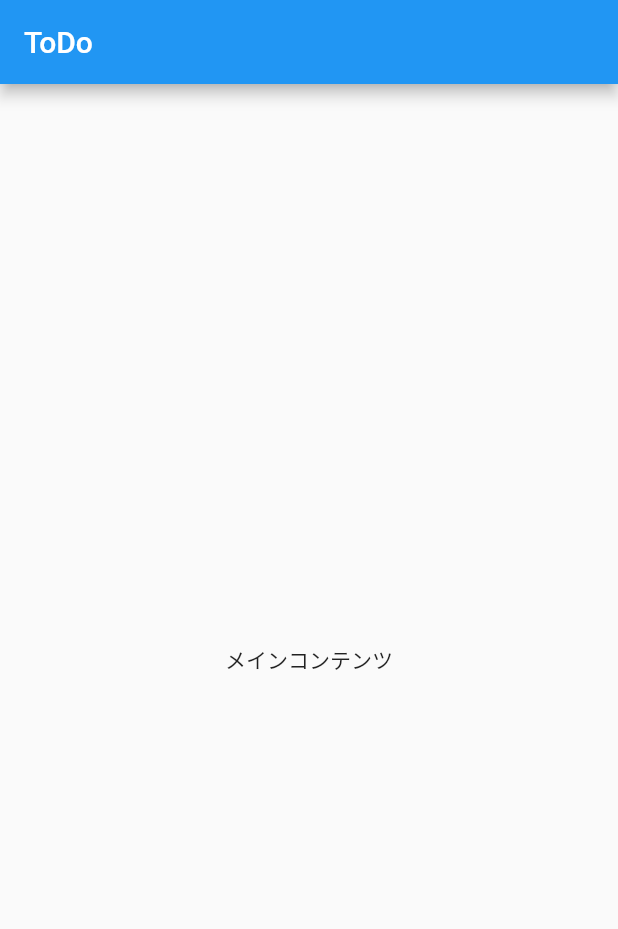
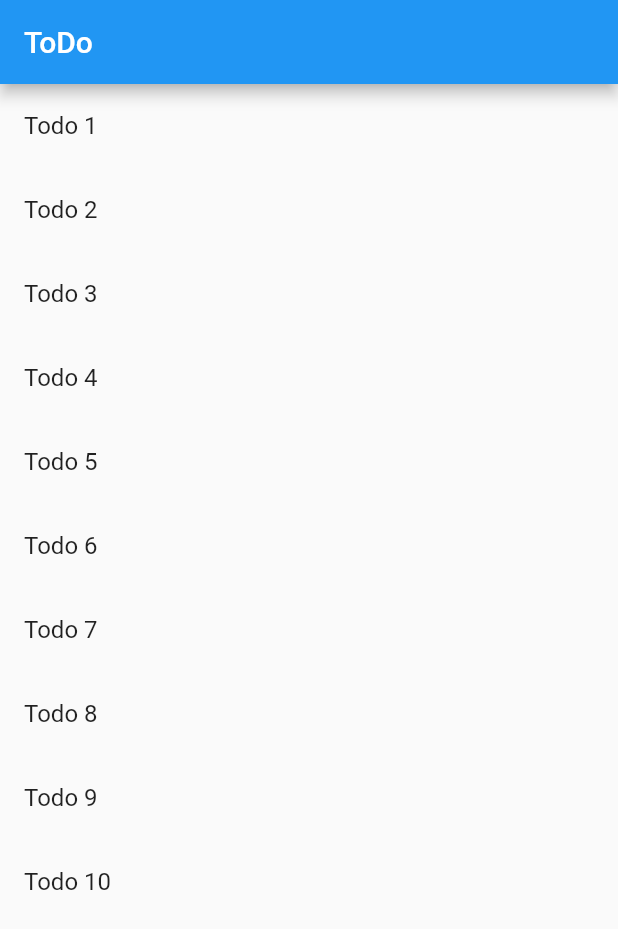
Before and after one commit to HeRoMo/flutter_practice, a Flutter app: the screen it shows after launch, on a phone screen of 412 x 824 dp. Shown: the top 929 px of the screen. Run offline on Flutter 3.47's test engine with Material 2 defaults, Android fonts, the phone set to English and light mode, and no system bars.

Commit message:
display Todo list

```diff
--- a/lib/main.dart
+++ b/lib/main.dart
@@ -20,12 +20,22 @@ class HomeScreen extends StatelessWidget {
 
   @override
   Widget build(BuildContext context) {
+    // 仮のデータスタブ
+    final todos = List.generate(
+      10,
+      (index) => 'Todo ${index + 1}',
+    );
+
     return Scaffold(
-        appBar: AppBar(
-          title: const Text('ToDo'),
+      appBar: AppBar(
+        title: const Text('ToDo'),
+      ),
+      body: ListView.builder(
+        itemBuilder: (context, index) => ListTile(
+          title: Text(todos[index]),
         ),
-        body: const Center(
-          child: Text('メインコンテンツ'),
-        ));
+        itemCount: todos.length,
+      ),
+    );
   }
 }
```
